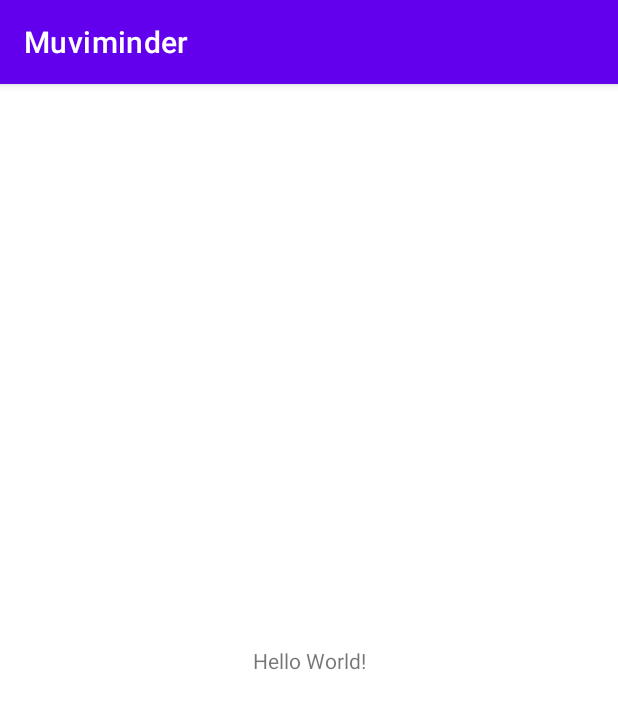
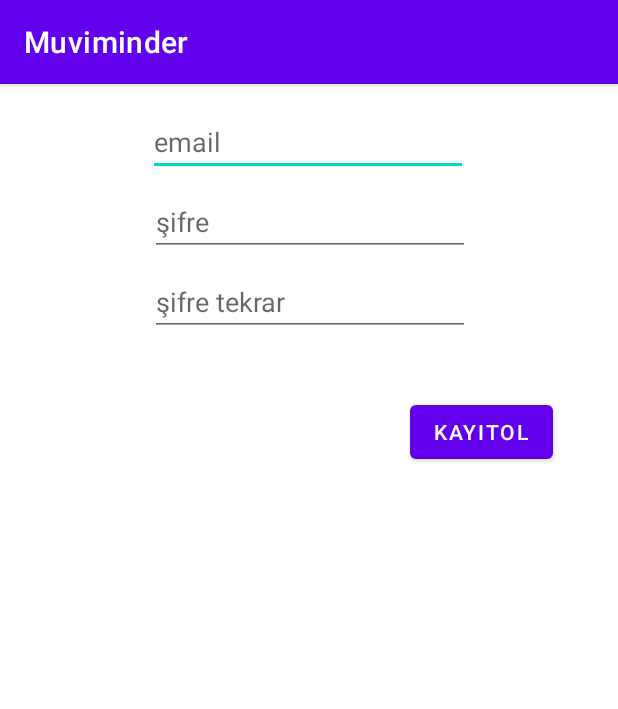
Before and after one commit to tolgabudanoglu/Muviminder, an Android app: the screen it shows after launch (MainActivity before the commit, RegisterActivity after it), on a phone screen of 412 x 824 dp. Shown: the top 709 px of the screen. Run offline under Robolectric (Android 15) with nearby library versions, the light colour scheme and no system bars; our stand-ins replace Firebase (no records; nobody signed in at launch, a user with empty details on screens opened directly).

Commit message:
kayıt ol

```diff
--- a/app/build.gradle
+++ b/app/build.gradle
@@ -1,6 +1,8 @@
 plugins {
     id 'com.android.application'
     id 'org.jetbrains.kotlin.android'
+    id 'com.google.gms.google-services'
+    id 'kotlin-android-extensions'
 }
 
 android {
@@ -41,4 +43,6 @@ dependencies {
     testImplementation 'junit:junit:4.13.2'
     androidTestImplementation 'androidx.test.ext:junit:1.1.4'
     androidTestImplementation 'androidx.test.espresso:espresso-core:3.5.0'
+    implementation platform('com.google.firebase:firebase-bom:31.1.1')
+    implementation 'com.google.firebase:firebase-auth-ktx'
 }
--- a/app/src/main/java/com/example/muviminder/MainActivity.kt
+++ b/app/src/main/java/com/example/muviminder/MainActivity.kt
@@ -4,6 +4,11 @@ import androidx.appcompat.app.AppCompatActivity
 import android.os.Bundle
 
 class MainActivity : AppCompatActivity() {
+
+
+
+
+
     override fun onCreate(savedInstanceState: Bundle?) {
         super.onCreate(savedInstanceState)
         setContentView(R.layout.activity_main)
--- a/app/src/main/res/layout/activity_main.xml
+++ b/app/src/main/res/layout/activity_main.xml
@@ -9,7 +9,7 @@
     <TextView
         android:layout_width="wrap_content"
         android:layout_height="wrap_content"
-        android:text="Hello World!"
+        android:text="Sadece kayıtlı kullanıclıar!"
         app:layout_constraintBottom_toBottomOf="parent"
         app:layout_constraintEnd_toEndOf="parent"
         app:layout_constraintStart_toStartOf="parent"
--- /dev/null
+++ b/app/src/main/res/layout/activity_register.xml
@@ -0,0 +1,71 @@
+<?xml version="1.0" encoding="utf-8"?>
+<androidx.constraintlayout.widget.ConstraintLayout xmlns:android="http://schemas.android.com/apk/res/android"
+    xmlns:app="http://schemas.android.com/apk/res-auto"
+    xmlns:tools="http://schemas.android.com/tools"
+    android:layout_width="match_parent"
+    android:layout_height="match_parent"
+    tools:context=".RegisterActivity">
+
+    <EditText
+        android:id="@+id/etMail"
+        android:layout_width="wrap_content"
+        android:layout_height="wrap_content"
+        android:layout_marginTop="16dp"
+        android:ems="10"
+        android:hint="email"
+        android:inputType="textEmailAddress"
+        app:layout_constraintEnd_toEndOf="parent"
+        app:layout_constraintHorizontal_bias="0.497"
+        app:layout_constraintStart_toStartOf="parent"
+        app:layout_constraintTop_toTopOf="parent" />
+
+    <EditText
+        android:id="@+id/etPassword"
+        android:layout_width="wrap_content"
+        android:layout_height="wrap_content"
+        android:layout_marginTop="8dp"
+        android:ems="10"
+        android:hint="şifre"
+        android:inputType="textPassword"
+        app:layout_constraintEnd_toEndOf="parent"
+        app:layout_constraintHorizontal_bias="0.502"
+        app:layout_constraintStart_toStartOf="parent"
+        app:layout_constraintTop_toBottomOf="@+id/etMail" />
+
+    <EditText
+        android:id="@+id/etPasswordAgain"
+        android:layout_width="wrap_content"
+        android:layout_height="wrap_content"
+        android:layout_marginTop="8dp"
+        android:ems="10"
+        android:hint="şifre tekrar"
+        android:inputType="textPassword"
+        app:layout_constraintEnd_toEndOf="parent"
+        app:layout_constraintHorizontal_bias="0.502"
+        app:layout_constraintStart_toStartOf="parent"
+        app:layout_constraintTop_toBottomOf="@+id/etPassword" />
+
+    <Button
+        android:id="@+id/btnSign"
+        android:layout_width="wrap_content"
+        android:layout_height="wrap_content"
+        android:layout_marginTop="40dp"
+        android:text="KayıtOl"
+        app:layout_constraintEnd_toEndOf="parent"
+        app:layout_constraintHorizontal_bias="0.863"
+        app:layout_constraintStart_toStartOf="parent"
+        app:layout_constraintTop_toBottomOf="@+id/etPasswordAgain" />
+
+    <ProgressBar
+        android:id="@+id/progressBar"
+        style="?android:attr/progressBarStyle"
+        android:layout_width="wrap_content"
+        android:layout_height="wrap_content"
+        android:layout_marginTop="252dp"
+        android:visibility="invisible"
+        app:layout_constraintEnd_toEndOf="parent"
+        app:layout_constraintHorizontal_bias="0.523"
+        app:layout_constraintStart_toStartOf="parent"
+        app:layout_constraintTop_toTopOf="parent"
+        tools:visibility="invisible" />
+</androidx.constraintlayout.widget.ConstraintLayout>
```
Also changed, not shown: app/src/main/AndroidManifest.xml (+10 -1 lines), app/src/main/java/com/example/muviminder/RegisterActivity.kt (added, +71 -0 lines), build.gradle (+7 -0 lines), 1 other file.
